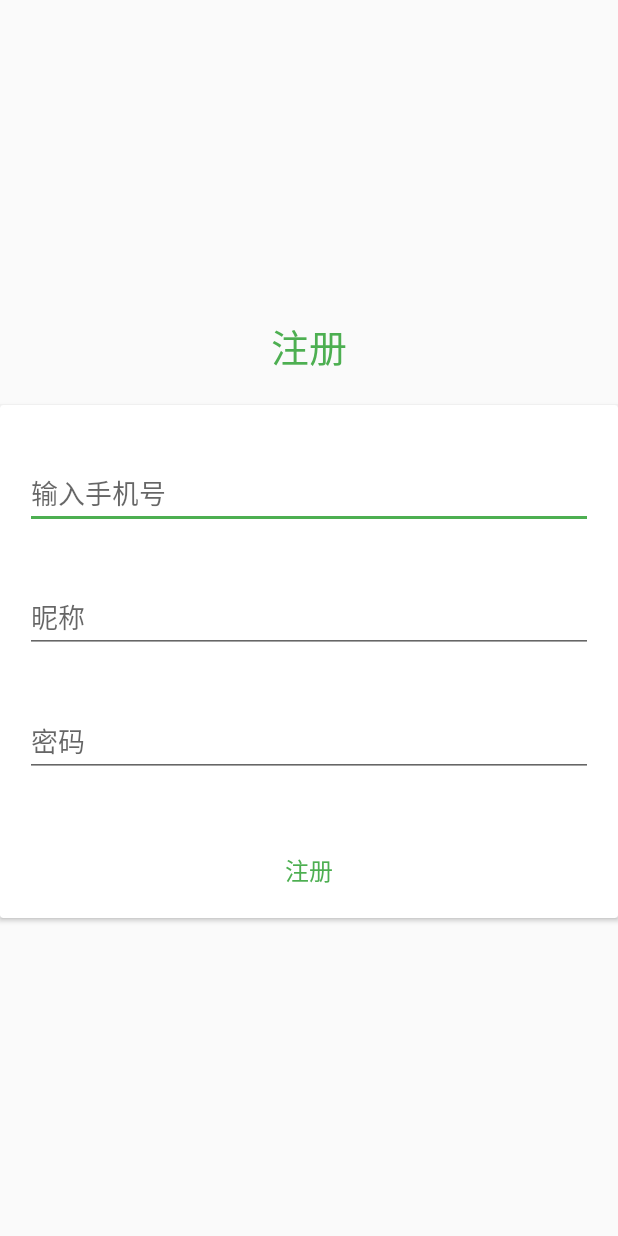
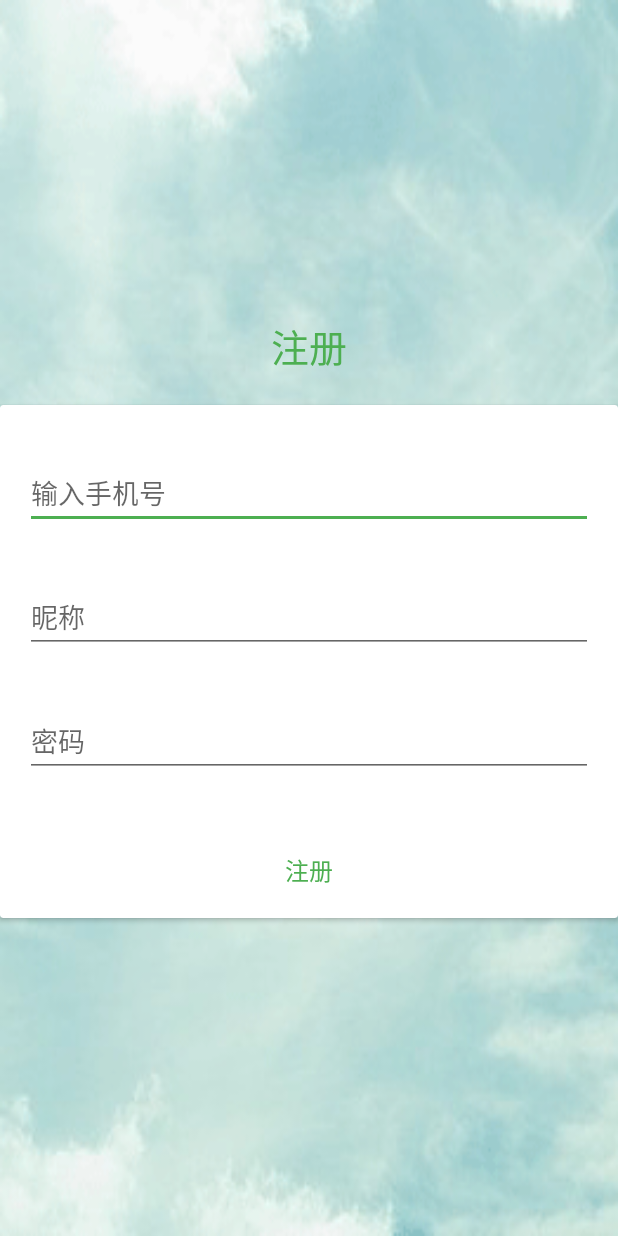
Before and after one commit to haruue-archive/Login0, an Android app: the RegisterActivity screen opened directly, with no data from a screen before it, on a phone screen of 412 x 824 dp. Run offline under Robolectric (Android 15) with nearby library versions, the phone set to English and light mode, and no system bars.

Commit message:
杂项和背景

```diff
--- a/app/src/main/res/layout/activity_register.xml
+++ b/app/src/main/res/layout/activity_register.xml
@@ -3,6 +3,7 @@
     xmlns:android.support.v7.cardview="http://schemas.android.com/apk/res-auto"
     android:layout_width="match_parent"
     android:layout_height="match_parent"
+    android:background="@mipmap/register_background"
     android:gravity="center">
 
     <android.support.v7.widget.CardView
```
Also changed, not shown: app/src/main/java/cn/com/caoyue/login0/LoginActivity.java (+13 -0 lines), app/src/main/res/mipmap-hdpi/register_background.png (added), app/src/main/res/mipmap-mdpi/register_background.png (added), app/src/main/res/mipmap-mdpi/return_icon.png (added), app/src/main/res/mipmap-xhdpi/register_background.png (added), app/src/main/res/mipmap-xxhdpi/register_background.png (added), app/src/main/res/mipmap-xxxhdpi/register_background.png (added).
